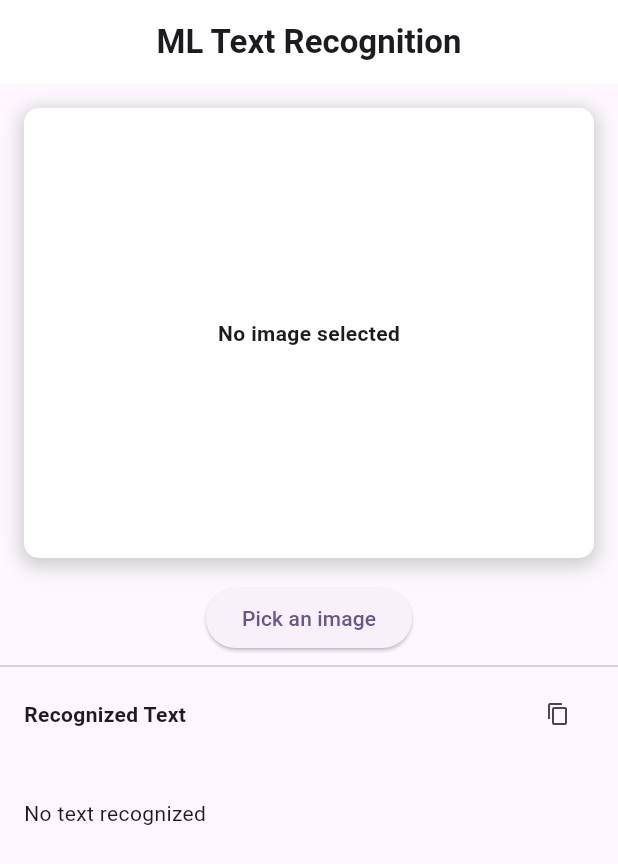
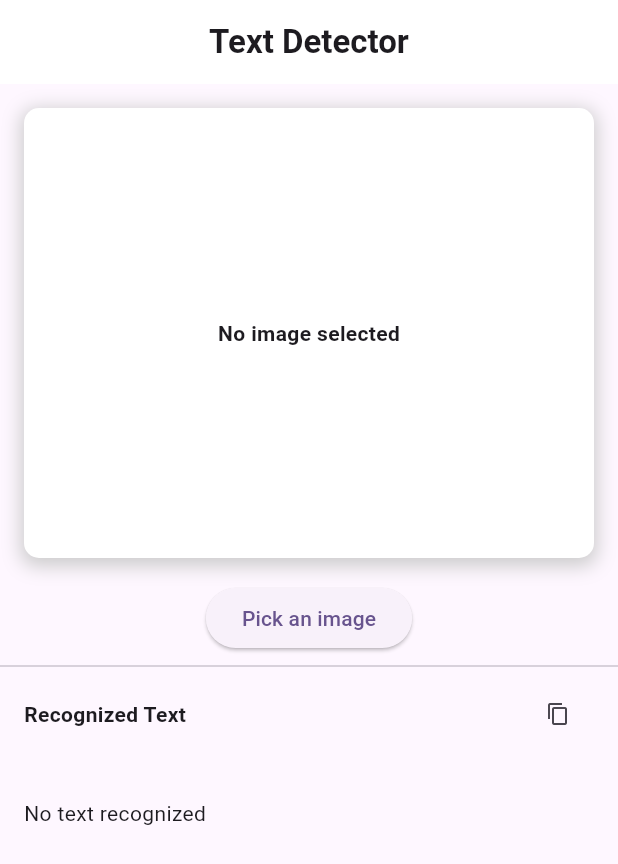
Before and after one commit to rahmanprofile/face_-_text_detector, a Flutter app: the screen it shows after launch, on a phone screen of 412 x 824 dp. Shown: the top 864 px of the screen. Run offline on Flutter 3.47's test engine with Material 3 defaults, Android fonts, the phone set to English and light mode, and no system bars; our stand-ins replace image_picker; missing offline and left inert: google_mlkit_text_recognition.

```diff
--- a/lib/image_to_text/image_text_detector.dart
+++ b/lib/image_to_text/image_text_detector.dart
@@ -12,8 +12,6 @@ class ImageToTextDetector extends StatefulWidget {
 }
 
 class _ImageToTextDetectorState extends State<ImageToTextDetector> {
-
-
   late TextRecognizer textRecognizer;
   late ImagePicker imagePicker;
   String? pickedImagePath;
@@ -121,7 +119,7 @@ class _ImageToTextDetectorState extends State<ImageToTextDetector> {
       appBar: AppBar(
         centerTitle: true,
         backgroundColor: Colors.white,
-        title: const Text('ML Text Recognition', style: TextStyle(fontSize: 22, fontWeight: FontWeight.bold)),
+        title: const Text('Text Detector', style: TextStyle(fontSize: 22, fontWeight: FontWeight.bold)),
       ),
       body: SafeArea(
         child: Column(
```
